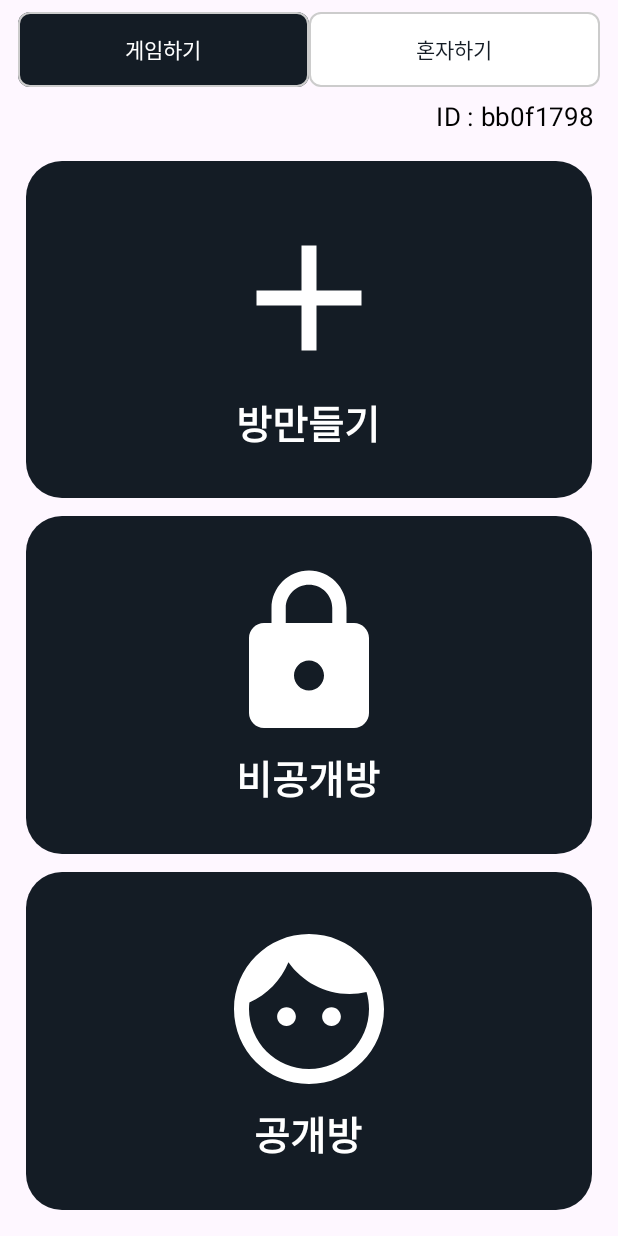
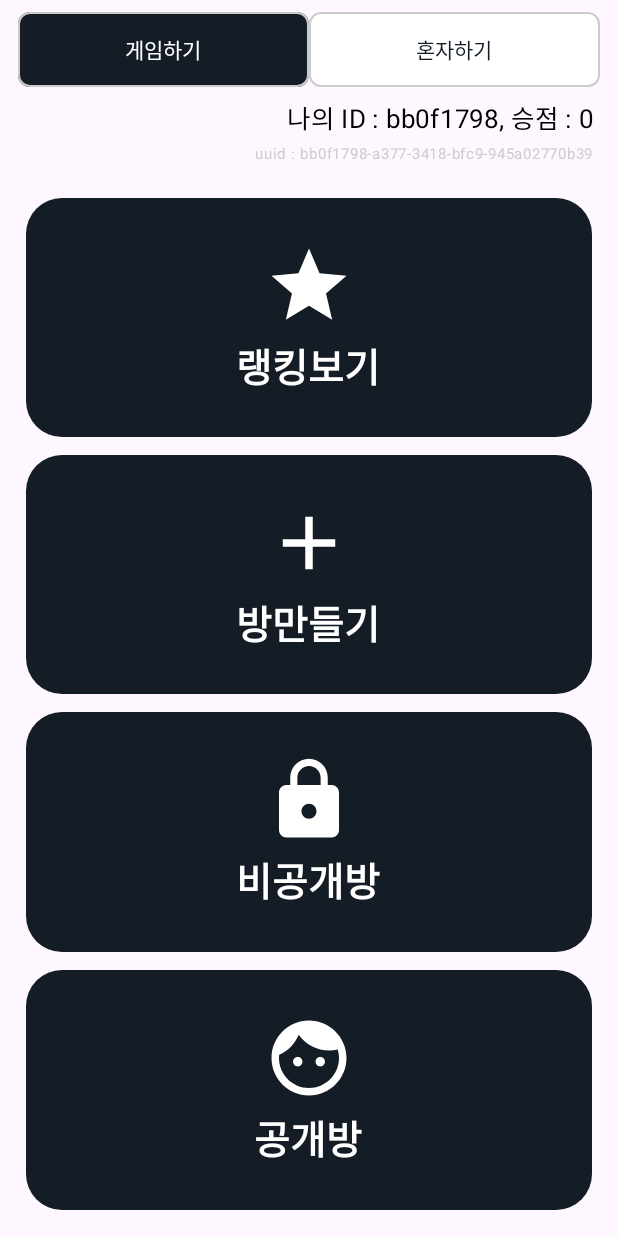
Before and after one commit to jshag90/NumberDiceGame, an Android app built with Jetpack Compose: the screen it shows after launch (MainActivity), on a phone screen of 412 x 824 dp. Run offline under Robolectric (Android 15) with nearby library versions, the phone set to English and light mode, and no system bars.

Commit message:
[Feat] 랭킹 보기 기능 추가

```diff
--- a/app/src/main/java/com/dodam/dicegame/RoomActionsScreen.kt
+++ b/app/src/main/java/com/dodam/dicegame/RoomActionsScreen.kt
@@ -1,9 +1,7 @@
 package com.dodam.dicegame
 
-import com.dodam.dicegame.dto.RoomPlayerDto
 import android.util.Log
 import androidx.compose.foundation.layout.Arrangement
-import androidx.compose.foundation.layout.Box
 import androidx.compose.foundation.layout.Column
 import androidx.compose.foundation.layout.Spacer
 import androidx.compose.foundation.layout.fillMaxSize
@@ -16,11 +14,13 @@ import androidx.compose.material.icons.Icons
 import androidx.compose.material.icons.filled.Add
 import androidx.compose.material.icons.filled.Face
 import androidx.compose.material.icons.filled.Lock
+import androidx.compose.material.icons.filled.Star
 import androidx.compose.material3.Button
 import androidx.compose.material3.ButtonDefaults
 import androidx.compose.material3.Icon
 import androidx.compose.material3.Text
 import androidx.compose.runtime.Composable
+import androidx.compose.runtime.LaunchedEffect
 import androidx.compose.runtime.getValue
 import androidx.compose.runtime.mutableStateOf
 import androidx.compose.runtime.remember
@@ -35,10 +35,15 @@ import androidx.compose.ui.unit.dp
 import androidx.compose.ui.unit.sp
 import androidx.navigation.NavHostController
 import com.dodam.dicegame.api.createRoomWithOkHttpSync
+import com.dodam.dicegame.api.getPlayerUuidWithOkHttpAsync
+import com.dodam.dicegame.api.getRankingUuidWithOkHttpAsync
+import com.dodam.dicegame.api.getRankingWithOkHttpAsync
 import com.dodam.dicegame.vo.RoomInfoVO
 import com.dodam.dicegame.vo.RoomJoinVO
 import com.dodam.dicegame.vo.RoomType
 import com.dodam.dicegame.api.joinPublicRoomWithOkHttpSync
+import com.dodam.dicegame.dto.PlayerDto
+import com.dodam.dicegame.dto.RankingDto
 import joinSecretRoomWithOkHttpSync
 import kotlinx.coroutines.CoroutineScope
 import kotlinx.coroutines.Dispatchers
@@ -56,11 +61,23 @@ fun RoomActionsScreen(
     val context = LocalContext.current
     var showCreateRoomModal by remember { mutableStateOf(false) }
     var showSecretRoomModal by remember { mutableStateOf(false) }
-    var showPublicRoomModal by remember { mutableStateOf(false) }
+    var showTotalRankingModal by remember { mutableStateOf(false) }
+    var rankingDtoList: List<RankingDto>? by remember { mutableStateOf(null) }
+    var totalScore by remember { mutableStateOf(0) } // totalScore 변수 추가
     val uuid = UUIDManager.getOrCreateUUID(context)
 
+    LaunchedEffect(showCreateRoomModal, showSecretRoomModal, showTotalRankingModal, rankingDtoList) {
+        CoroutineScope(Dispatchers.IO).launch {
+            getPlayerUuidWithOkHttpAsync(context){playerDto: PlayerDto? ->
+                if (playerDto != null) {
+                    totalScore = playerDto.totalScore
+                }
+            }
+        }
+    }
+
     Text(
-        text = "ID : ${uuid.substring(0, 8)}",
+        text = "나의 ID : ${uuid.substring(0, 8)}, 승점 : $totalScore",
         fontSize = 17.sp,
         fontWeight = FontWeight.Normal,
         color = Color.Black,
@@ -70,6 +87,18 @@ fun RoomActionsScreen(
         textAlign = TextAlign.End
     )
 
+    Text(
+        text = "uuid : $uuid",
+        fontSize = 10.sp,
+        fontWeight = FontWeight.Normal,
+        color = Color.LightGray,
+        modifier = Modifier
+            .fillMaxWidth()
+            .padding(end = 17.dp),
+        textAlign = TextAlign.End
+    )
+
+
     Column(
         modifier = Modifier
             .fillMaxSize()
@@ -78,13 +107,45 @@ fun RoomActionsScreen(
     ) {
 
         Button(
-            onClick = { showCreateRoomModal = true }, // Show modal on button click
+            onClick = {
+                getRankingWithOkHttpAsync(context) { rankingList -> rankingDtoList = rankingList }
+                showTotalRankingModal = true
+            },
             modifier = Modifier
                 .fillMaxWidth()
                 .weight(1f)
-                .height(120.dp), // 버튼 높이를 키워서 아이콘을 크게 보여줄 수 있는 공간 확보
+                .height(30.dp),
             colors = ButtonDefaults.buttonColors(containerColor = Color(0xFF141C25)),
-            shape = RoundedCornerShape(24.dp) // 버튼 모서리를 매우 둥글게 설정
+            shape = RoundedCornerShape(24.dp)
+        ) {
+            Column(
+                horizontalAlignment = Alignment.CenterHorizontally,
+                verticalArrangement = Arrangement.Center
+            ) {
+                Icon(
+                    imageVector = Icons.Filled.Star,
+                    contentDescription = "랭킹보기",
+                    tint = Color.White,
+                    modifier = Modifier.size(60.dp)
+                )
+                Spacer(modifier = Modifier.height(4.dp))
+                Text(
+                    text = "랭킹보기",
+                    color = Color.White,
+                    fontSize = 26.sp,
+                    fontWeight = FontWeight.Bold
+                )
+            }
+        }
+
+        Button(
+            onClick = { showCreateRoomModal = true },
+            modifier = Modifier
+                .fillMaxWidth()
+                .weight(1f)
+                .height(30.dp),
+            colors = ButtonDefaults.buttonColors(containerColor = Color(0xFF141C25)),
+            shape = RoundedCornerShape(24.dp)
         ) {
             Column(
                 horizontalAlignment = Alignment.CenterHorizontally,
@@ -94,13 +155,13 @@ fun RoomActionsScreen(
                     imageVector = Icons.Filled.Add,
                     contentDescription = "방 만들기",
                     tint = Color.White,
-                    modifier = Modifier.size(120.dp) // 아이콘 크기 크게 설정
+                    modifier = Modifier.size(60.dp)
                 )
-                Spacer(modifier = Modifier.height(4.dp)) // 아이콘과 텍스트 사이 간격
+                Spacer(modifier = Modifier.height(4.dp))
                 Text(
                     text = "방만들기",
                     color = Color.White,
-                    fontSize = 26.sp, // 글씨 크기를 작게 조정
+                    fontSize = 26.sp,
                     fontWeight = FontWeight.Bold
                 )
             }
@@ -111,25 +172,25 @@ fun RoomActionsScreen(
             modifier = Modifier
                 .fillMaxWidth()
                 .weight(1f)
-                .height(120.dp), // 버튼 높이를 키워서 아이콘을 크게 보여줄 수 있는 공간 확보
+                .height(30.dp),
             colors = ButtonDefaults.buttonColors(containerColor = Color(0xFF141C25)),
-            shape = RoundedCornerShape(24.dp) // 버튼 모서리를 둥글게 설정
+            shape = RoundedCornerShape(24.dp)
         ) {
             Column(
                 horizontalAlignment = Alignment.CenterHorizontally,
                 verticalArrangement = Arrangement.Center
             ) {
                 Icon(
-                    imageVector = Icons.Filled.Lock, // 비공개방 아이콘
+                    imageVector = Icons.Filled.Lock,
                     contentDescription = "비공개 방 입장",
                     tint = Color.White,
-                    modifier = Modifier.size(120.dp) // 아이콘 크기 크게 설정
+                    modifier = Modifier.size(60.dp)
                 )
-                Spacer(modifier = Modifier.height(4.dp)) // 아이콘과 텍스트 사이 간격
+                Spacer(modifier = Modifier.height(4.dp))
                 Text(
                     text = "비공개방",
                     color = Color.White,
-                    fontSize = 26.sp, // 글씨 크기를 작게 조정
+                    fontSize = 26.sp,
                     fontWeight = FontWeight.Bold
                 )
             }
@@ -137,8 +198,13 @@ fun RoomActionsScreen(
 
         Button(
             onClick = {
+                CoroutineScope(Dispatchers.IO).launch {
+                    getPlayerUuidWithOkHttpAsync(context) { playerDto: PlayerDto? ->
+                        if (playerDto != null) {
+                            totalScore = playerDto.totalScore
+                        }
+                    }
 
-                CoroutineScope(Dispatchers.IO).launch {
                     val roomPlayerDto = joinPublicRoomWithOkHttpSync(
                         uuid,
                         context,
@@ -165,7 +231,7 @@ fun RoomActionsScreen(
             modifier = Modifier
                 .fillMaxWidth()
                 .weight(1f)
-                .height(120.dp), // 버튼 높이를 키워서 아이콘을 크게 보여줄 수 있는 공간 확보
+                .height(30.dp), // 버튼 높이를 키워서 아이콘을 크게 보여줄 수 있는 공간 확보
             colors = ButtonDefaults.buttonColors(containerColor = Color(0xFF141C25)),
             shape = RoundedCornerShape(24.dp) // 버튼 모서리를 둥글게 설정
         ) {
@@ -174,22 +240,32 @@ fun RoomActionsScreen(
                 verticalArrangement = Arrangement.Center
             ) {
                 Icon(
-                    imageVector = Icons.Filled.Face, // 공개방 아이콘
+                    imageVector = Icons.Filled.Face,
                     contentDescription = "공개 방 입장",
                     tint = Color.White,
-                    modifier = Modifier.size(120.dp) // 아이콘 크기 크게 설정
+                    modifier = Modifier.size(60.dp)
                 )
-                Spacer(modifier = Modifier.height(4.dp)) // 아이콘과 텍스트 사이 간격
+                Spacer(modifier = Modifier.height(4.dp))
                 Text(
                     text = "공개방",
                     color = Color.White,
-                    fontSize = 26.sp, // 글씨 크기를 작게 조정
+                    fontSize = 26.sp,
                     fontWeight = FontWeight.Bold
                 )
             }
         }
 
     }
+
+    if(showTotalRankingModal){
+        rankingDtoList?.let {
+            TotalRankingModal(onDismiss = {showTotalRankingModal = false},
+                onConfirm = {},
+                rankingList = it
+            )
+        }
+    }
+
 
     if (showCreateRoomModal) {
         CreateRoomModal(
--- /dev/null
+++ b/app/src/main/java/com/dodam/dicegame/api/GetPlayerUuidAPI.kt
@@ -0,0 +1,57 @@
+package com.dodam.dicegame.api
+
+import android.content.Context
+import android.util.Log
+import android.widget.Toast
+import com.dodam.dicegame.UUIDManager
+import com.dodam.dicegame.dto.PlayerDto
+import com.dodam.dicegame.dto.RankingDto
+import com.dodam.dicegame.vo.ReturnCodeVO
+import kotlinx.coroutines.*
+import okhttp3.Request
+
+fun getPlayerUuidWithOkHttpAsync(
+    context: Context,
+    onResult: (PlayerDto?) -> Unit
+) {
+
+    val uuid = UUIDManager.getOrCreateUUID(context)
+
+    CoroutineScope(Dispatchers.IO).launch {
+        try {
+            val url = "$serverUrl/player/info/uuid=$uuid"
+            val request = Request.Builder().url(url).get()
+                .addHeader(HttpHeaders.ACCEPT, HttpHeadersValue.ACCEPT_VALUE).build()
+
+            val responseBody = executeRequest(request)
+
+            if (responseBody == null) {
+                withContext(Dispatchers.Main) {
+                    Toast.makeText(context, "서버 응답이 없습니다. 다시 시도해주세요.", Toast.LENGTH_SHORT).show()
+                }
+                onResult(null)
+                return@launch
+            }
+
+            val returnCodeVO: ReturnCodeVO<PlayerDto>? = fromJson(responseBody)
+
+            if (returnCodeVO == null) {
+                withContext(Dispatchers.Main) {
+                    Toast.makeText(context, "서버에 문제가 발생했습니다. 관리자에게 문의하세요.", Toast.LENGTH_SHORT).show()
+                }
+                onResult(null)
+                return@launch
+            }
+
+            withContext(Dispatchers.Main) {
+                onResult(returnCodeVO.data)
+            }
+        } catch (e: Exception) {
+            Log.e("ERROR : ", "Network error", e)
+            withContext(Dispatchers.Main) {
+                Toast.makeText(context, "예기치 못한 오류가 발생했습니다.", Toast.LENGTH_SHORT).show()
+            }
+            onResult(null)
+        }
+    }
+}
```
Also changed, not shown: app/src/main/java/com/dodam/dicegame/PublicRoomModal.kt (deleted, +0 -60 lines), app/src/main/java/com/dodam/dicegame/TotalRankingModal.kt (added, +172 -0 lines), app/src/main/java/com/dodam/dicegame/api/GetRankingAPI.kt (added, +52 -0 lines), app/src/main/java/com/dodam/dicegame/api/GetRankingUuidAPI.kt (added, +56 -0 lines), app/src/main/java/com/dodam/dicegame/dto/PlayerDto.kt (added, +10 -0 lines), app/src/main/java/com/dodam/dicegame/dto/RankingDto.kt (added, +7 -0 lines).
